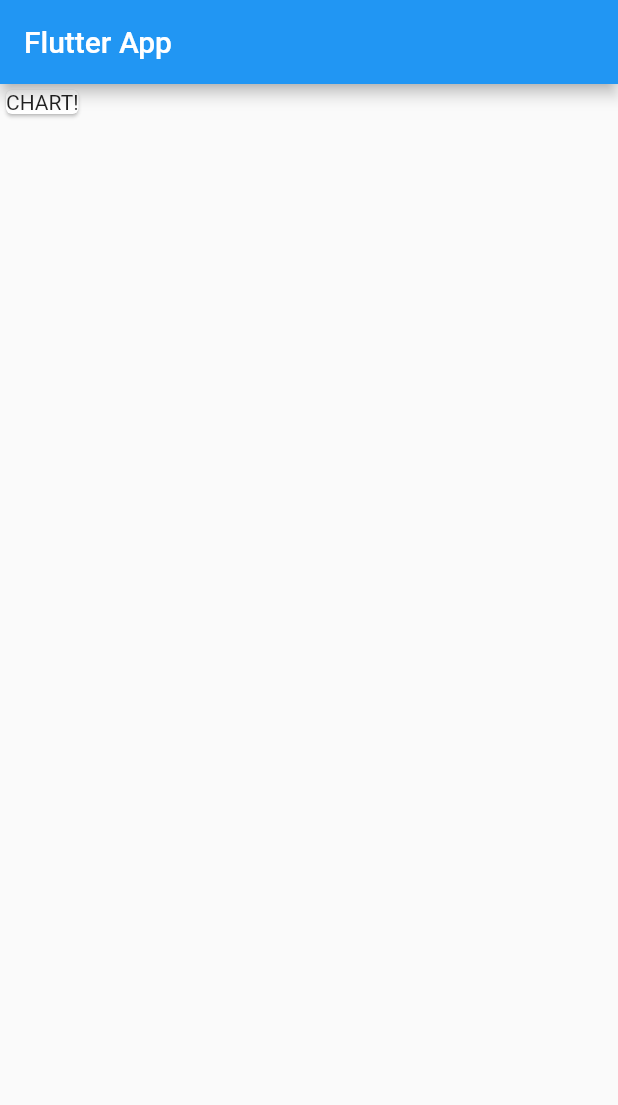
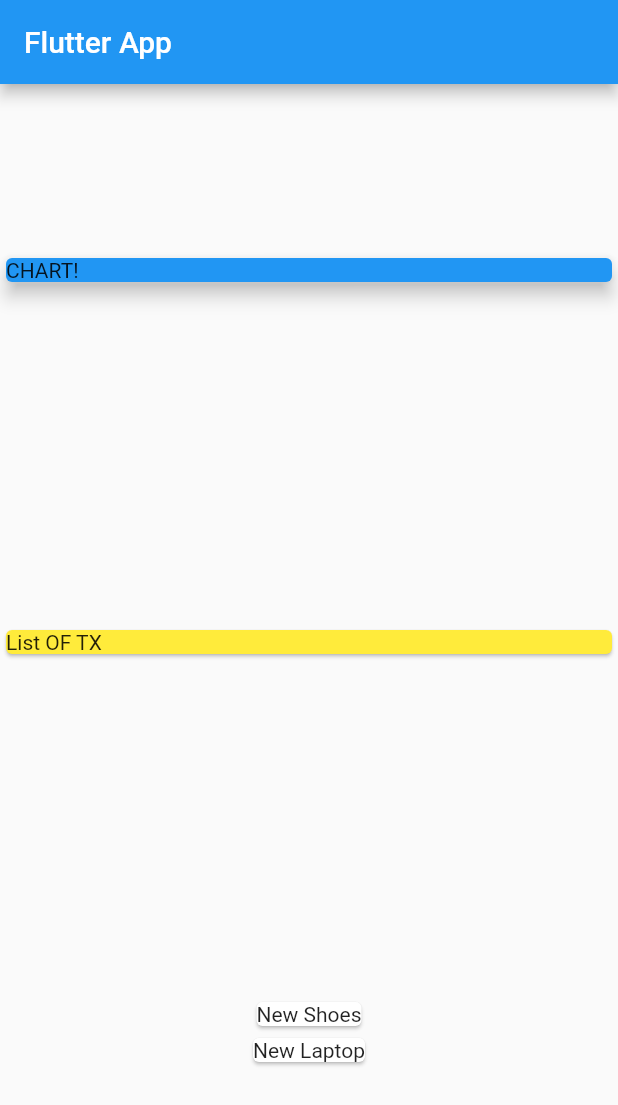
Before and after one commit to devlearning9874/expensemanager, a Flutter app: the screen it shows after launch, on a phone screen of 412 x 824 dp. Shown: the top 1105 px of the screen. Run offline on Flutter 3.47's test engine with Material 2 defaults, Android fonts, the phone set to English and light mode, and no system bars.

Commit message:
Create Transaction class

```diff
--- a/lib/main.dart
+++ b/lib/main.dart
@@ -1,4 +1,5 @@
 import 'package:flutter/material.dart';
+import './transaction.dart';
 
 void main() {
   runApp(MyApp());
@@ -16,6 +17,20 @@ class MyApp extends StatelessWidget {
 }
 
 class MyHomePage extends StatelessWidget {
+  final List<Transaction> transations = [
+    Transaction(
+      id: 't1',
+      title: 'New Shoes',
+      amount: 50.45,
+      date: DateTime.now(),
+    ),
+    Transaction(
+      id: 't2',
+      title: 'New Laptop',
+      amount: 50000.45,
+      date: DateTime.now(),
+    )
+  ];
   @override
   Widget build(BuildContext context) {
     return Scaffold(
@@ -23,10 +38,28 @@ class MyHomePage extends StatelessWidget {
         title: Text('Flutter App'),
       ),
       body: Column(
+        mainAxisAlignment: MainAxisAlignment.spaceAround,
+        crossAxisAlignment: CrossAxisAlignment.stretch,
         children: <Widget>[
+          Container(
+            width: double.infinity,
+            child: Card(
+              color: Colors.blue,
+              child: Text('CHART!'),
+              elevation: 5,
+            ),
+          ),
           Card(
-            child: Text('CHART!'),
+            color: Colors.yellow,
+            child: Text("List OF TX"),
           ),
+          Column(
+            children: transations.map((tx) {
+              return Card(
+                child: Text(tx.title),
+              );
+            }).toList(),
+          )
         ],
       ),
     );
--- /dev/null
+++ b/lib/transaction.dart
@@ -0,0 +1,16 @@
+import 'package:flutter/cupertino.dart';
+import 'package:flutter/foundation.dart';
+
+class Transaction {
+  String id;
+  String title;
+  double amount;
+  DateTime date;
+
+  Transaction({
+    @required this.id,
+    @required this.title,
+    @required this.amount,
+    @required this.date,
+  });
+}
```
